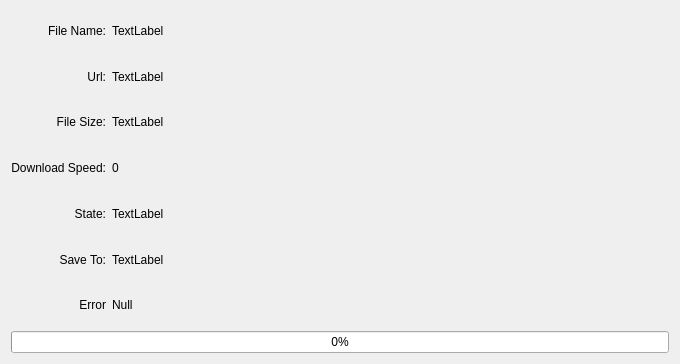
First picture: the form in ui/moreInfo.ui, repository qliuyang/QDM, before the edit.
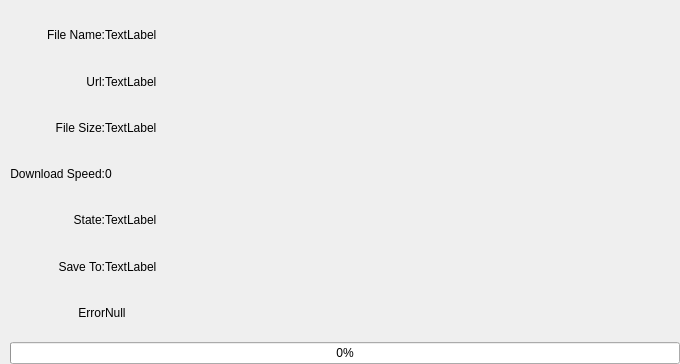
Second picture: the form after the edit.

Patch:
```diff
--- a/ui/moreInfo.ui
+++ b/ui/moreInfo.ui
@@ -14,6 +14,21 @@
    <string>Form</string>
   </property>
   <layout class="QGridLayout" name="gridLayout_2">
+   <property name="leftMargin">
+    <number>10</number>
+   </property>
+   <property name="topMargin">
+    <number>12</number>
+   </property>
+   <property name="rightMargin">
+    <number>0</number>
+   </property>
+   <property name="bottomMargin">
+    <number>0</number>
+   </property>
+   <property name="horizontalSpacing">
+    <number>7</number>
+   </property>
    <item row="2" column="0">
     <layout class="QVBoxLayout" name="verticalLayout">
      <item>
```
